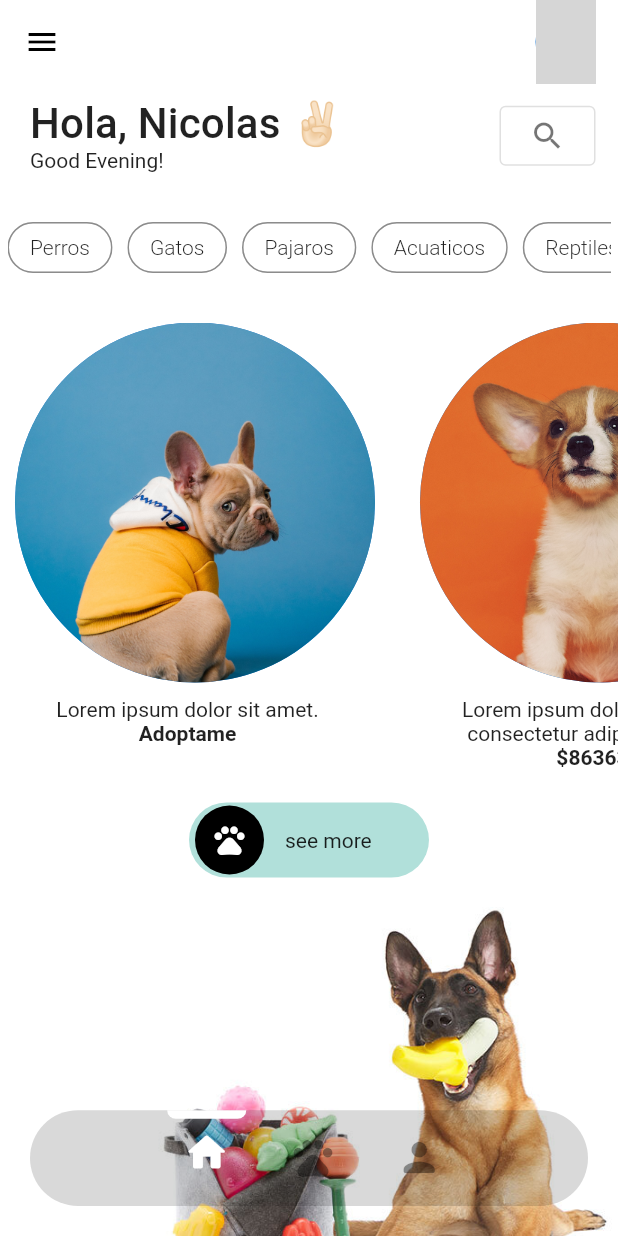
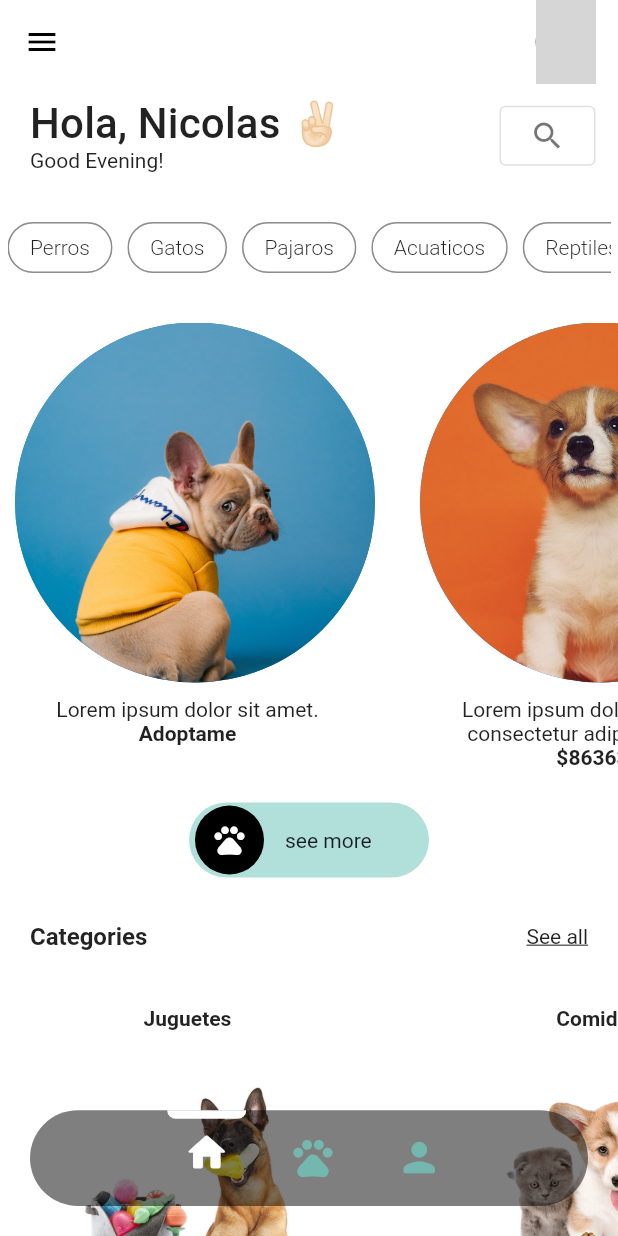
Before and after one commit to nicoisz/petAdoption, a Flutter app: the HomeScreen screen opened by its route, on a phone screen of 412 x 824 dp. Run offline on Flutter 3.47's test engine with Material 2 defaults, Android fonts, the phone set to English and light mode, and no system bars; network calls fail; Roboto replaces fonts that are missing (Arial); grey boxes are pictures that could not be loaded.

Commit message:
home ready

```diff
--- a/lib/presentation/screens/home.dart
+++ b/lib/presentation/screens/home.dart
@@ -37,10 +37,19 @@ class HomeScreen extends StatelessWidget {
     }
   ];
 
-  final List<String> categories = [
-    'assets/images/home_categories_slide/1.jpeg',
-    'assets/images/home_categories_slide/2.png',
-    'assets/images/home_categories_slide/3.png',
+  List<Map<String, dynamic>> categories = [
+    {
+      'title': 'Juguetes',
+      'imageUrl': 'assets/images/home_categories_slide/1.jpeg'
+    },
+    {
+      'title': 'Comida',
+      'imageUrl': 'assets/images/home_categories_slide/2.png'
+    },
+    {
+      'title': 'Veterinarios',
+      'imageUrl': 'assets/images/home_categories_slide/3.png'
+    },
   ];
 
   @override
@@ -120,10 +129,33 @@ class HomeScreen extends StatelessWidget {
             ],
           ),
           Padding(
-            padding: const EdgeInsets.symmetric(vertical: 10.0),
-            child: SizedBox(
-              height: 300,
-              child: _CustomCategories(categories: categories),
+            padding: const EdgeInsets.symmetric(vertical: 30.0),
+            child: Column(
+              mainAxisAlignment: MainAxisAlignment.center,
+              children: [
+                const Padding(
+                  padding: EdgeInsets.symmetric(horizontal: 20.0),
+                  child: Row(
+                    mainAxisAlignment: MainAxisAlignment.spaceBetween,
+                    children: [
+                      Text(
+                        "Categories",
+                        style: TextStyle(
+                            fontSize: 16, fontWeight: FontWeight.bold),
+                      ),
+                      Text(
+                        "See all",
+                        style: TextStyle(
+                            fontSize: 14, decoration: TextDecoration.underline),
+                      )
+                    ],
+                  ),
+                ),
+                SizedBox(
+                  height: 300,
+                  child: _CustomCategories(categories: categories),
+                ),
+              ],
             ),
           ),
         ],
@@ -239,20 +271,38 @@ class _CustomChip extends StatelessWidget {
 }
 
 class _CustomCategories extends StatelessWidget {
-  final List<String> categories;
-
-  const _CustomCategories({super.key, required this.categories});
+  _CustomCategories({super.key, required this.categories});
+  List<Map<String, dynamic>> categories;
 
   @override
   Widget build(BuildContext context) {
     return ListView.separated(
         scrollDirection: Axis.horizontal,
         itemBuilder: (BuildContext context, int index) {
-          return Image.asset(categories[index]);
+          return Column(
+            mainAxisAlignment: MainAxisAlignment.center,
+            children: [
+              Text(
+                categories[index]['title'],
+                style: const TextStyle(
+                  fontSize: 14,
+                  fontWeight: FontWeight.bold,
+                ),
+              ),
+              const SizedBox(
+                height: 10,
+              ),
+              Image.asset(
+                categories[index]['imageUrl'],
+                height: 200,
+                width: 250,
+              ),
+            ],
+          );
         },
         separatorBuilder: (BuildContext context, int index) {
           return const SizedBox(
-            width: 10,
+            width: 20,
           );
         },
         itemCount: 3);
--- a/lib/presentation/widgets/bottom_navigation.dart
+++ b/lib/presentation/widgets/bottom_navigation.dart
@@ -26,7 +26,7 @@ class _BottomMenuNavigationState extends State<BottomMenuNavigation> {
         color: Colors.transparent,
         boxShadow: [
           BoxShadow(
-            color: Colors.black.withOpacity(.15),
+            color: Colors.black.withOpacity(.5),
             offset: const Offset(0, 0),
           )
         ],
@@ -76,7 +76,9 @@ class _BottomMenuNavigationState extends State<BottomMenuNavigation> {
               Icon(
                 listOfIcons[index],
                 size: size.width * .076,
-                color: index == currentIndex ? Colors.white : Colors.black38,
+                color: index == currentIndex
+                    ? Colors.white
+                    : const Color.fromARGB(255, 116, 183, 174),
               ),
               SizedBox(height: size.width * .03),
             ],
```
Also changed, not shown: 10 other files.
